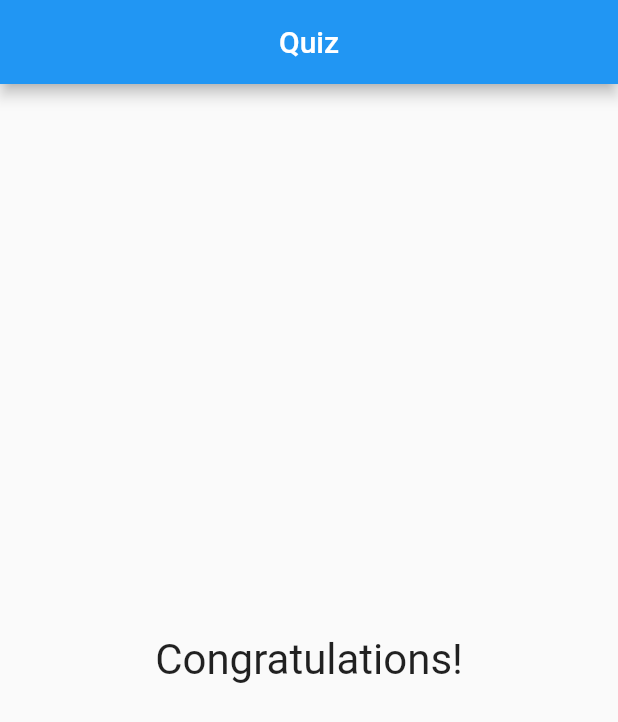
After one commit to samueljml/quiz, a Flutter app: the screen it shows after launch, after a tap on "Black", after a tap on "Elefant", on a phone screen of 412 x 824 dp. The commit adds this screen. Shown: the top 722 px of the screen. Run offline on Flutter 3.47's test engine with Material 2 defaults, Android fonts, the phone set to English and light mode, and no system bars.

Commit message:
Add component to result

```diff
--- a/lib/main.dart
+++ b/lib/main.dart
@@ -1,6 +1,7 @@
 import 'package:flutter/material.dart';
 import "./question.dart";
 import './answer.dart';
+import './result.dart';
 
 main() => runApp(QuizApp(
       key: UniqueKey(),
@@ -51,13 +52,7 @@ class QuizAppState extends State<QuizApp> {
                     ...answers.map((t) => Answer(t, _answer)).toList()
                   ],
                 )
-            : const Center(
-                child: Text(
-                  "Congratulations!",
-                  style: TextStyle(fontSize: 28),
-                ),
-              ),
-      ),
+              : const Result()),
     );
   }
 }
--- /dev/null
+++ b/lib/result.dart
@@ -0,0 +1,15 @@
+import 'package:flutter/material.dart';
+
+class Result extends StatelessWidget {
+  const Result({Key? key}) : super(key: key);
+
+  @override
+  Widget build(BuildContext context) {
+    return const Center(
+      child: Text(
+        "Congratulations!",
+        style: TextStyle(fontSize: 28),
+      ),
+    );
+  }
+}
```
Lines whose indentation alone changed are shown as unchanged.
